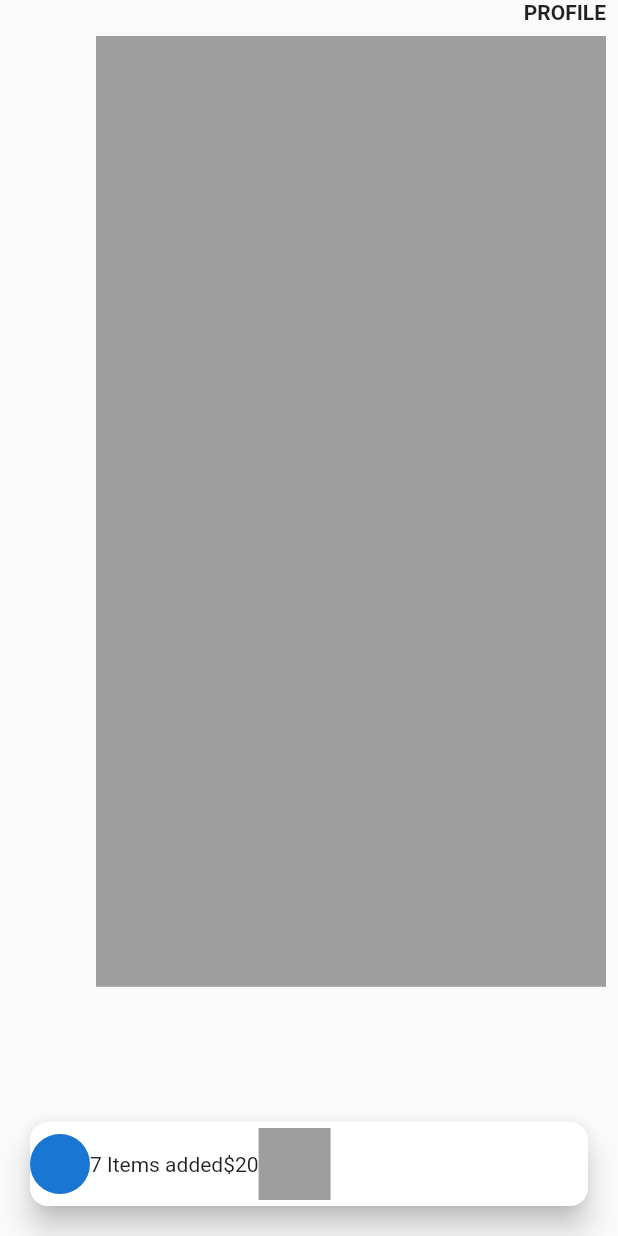
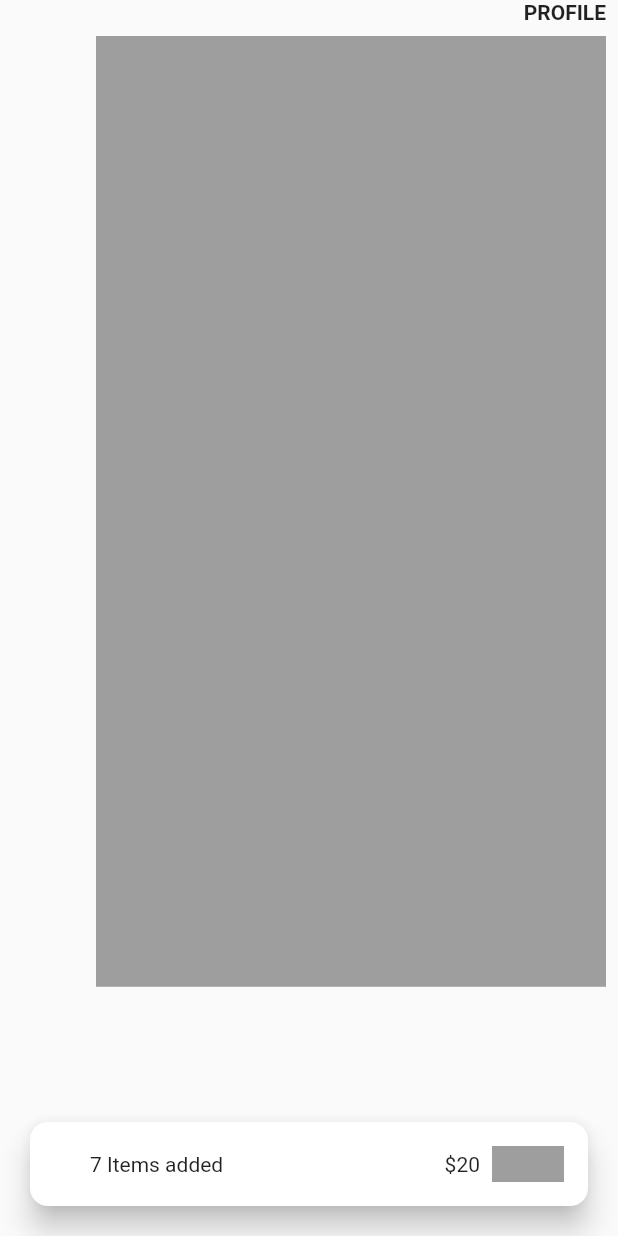
Before and after one commit to JAICHANGPARK/flutter_notebook_11th_story, a Flutter app: the screen it shows after launch, on a phone screen of 412 x 824 dp. Run offline on Flutter 3.47's test engine with Material 2 defaults, Android fonts, the phone set to English and light mode, and no system bars; our stand-ins replace backdrop, badges, flutter_inner_drawer, flutter_slidable, flutter_swiper, google_fonts.

Commit message:
Update food_bill_home_page.dart

```diff
--- a/lib/ep714_food_bill_app/ui/food_bill_home_page.dart
+++ b/lib/ep714_food_bill_app/ui/food_bill_home_page.dart
@@ -58,19 +58,28 @@ class _FoodBillHomePageState extends State<FoodBillHomePage> {
                       borderRadius: BorderRadius.circular(12)
                     ),
                     elevation: 8,
+
+                    child: Padding(
+                      padding: const EdgeInsets.all(8.0),
                       child: Row(
                         children: [
-                        CircleAvatar(),
+                          CircleAvatar(
+                            radius: 16,
+                            backgroundColor: Colors.white,
+                          ),
                           Text("7 Items added"),
+                          Spacer(),
                           Text("\$20"),
                           Container(
                             height: 48,
                             width: 48,
+                            margin: EdgeInsets.all(8),
                             decoration: BoxDecoration(
                               color: Colors.grey
                             ),
                           ),
                         ],
+                      ),
                     ),
                   )),
             )
```
Lines whose indentation alone changed are shown as unchanged.
